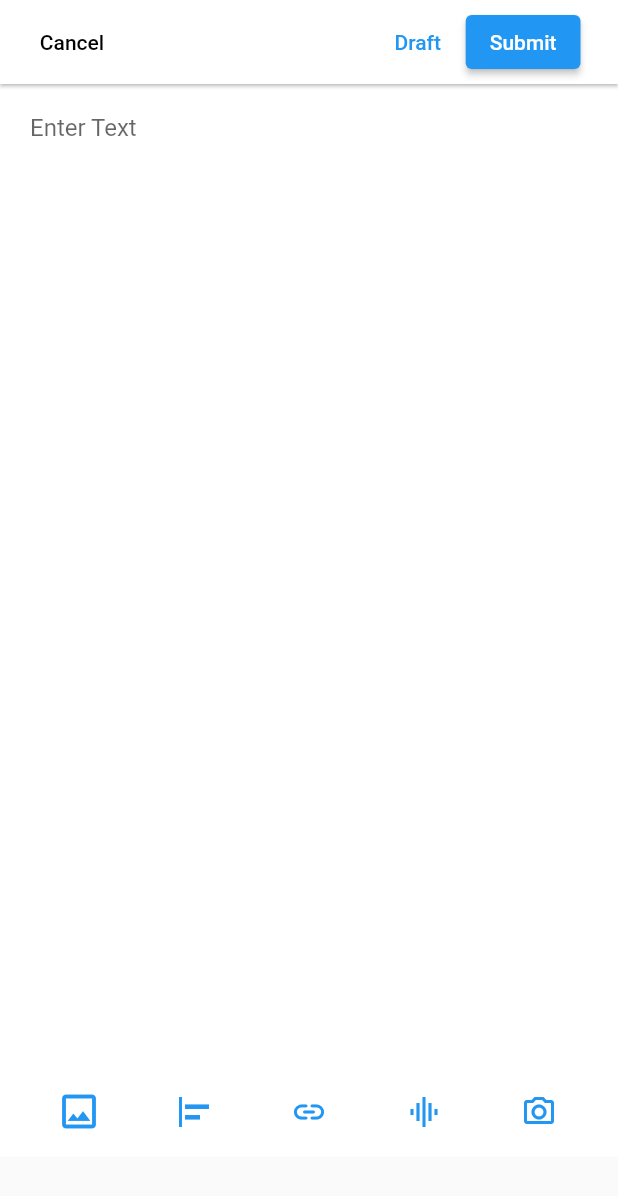
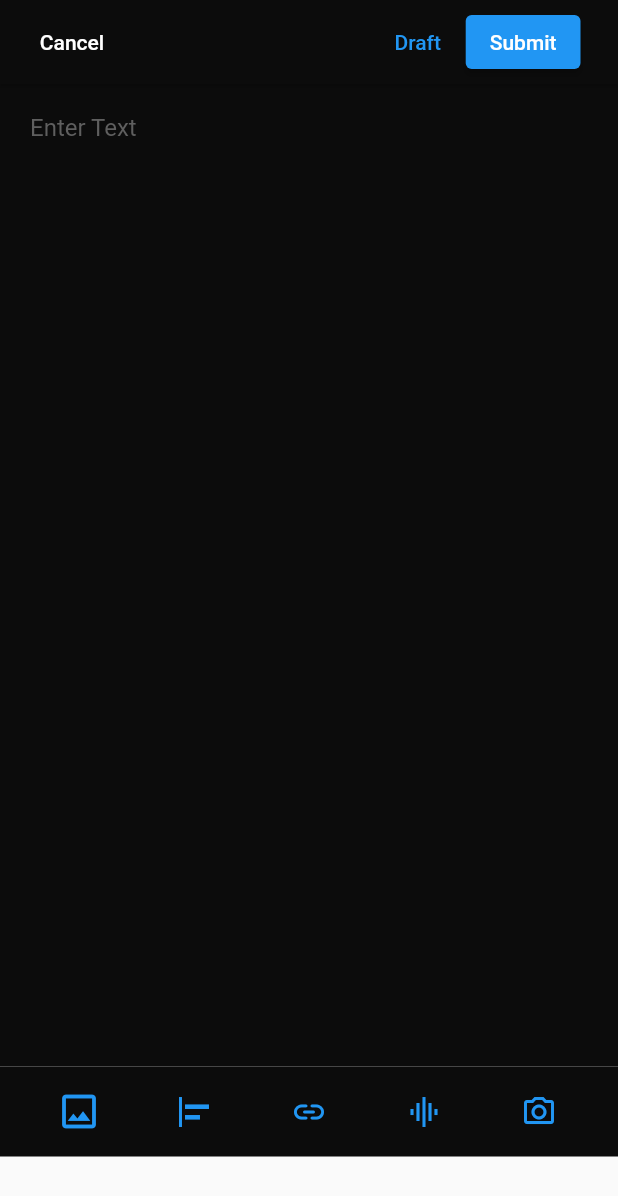
Before and after one commit to blackkiverson/UNI, a Flutter app: the MainPage screen opened directly, item 4 of the bottom bar chosen, after a tap on the "add" icon, on a phone screen of 412 x 824 dp. Shown: the top 1196 px of the screen. Run offline on Flutter 3.47's test engine with Material 2 defaults, Android fonts, the light colour scheme and no system bars.

Commit message:
started the user profile

```diff
--- a/lib/pages/home/dm_page.dart
+++ b/lib/pages/home/dm_page.dart
@@ -53,7 +53,7 @@ class _DmPageState extends State<DmPage> {
         ),
         Container(
           padding: EdgeInsets.fromLTRB(0, 0, 57, 15),
-          color: Color.fromARGB(255, 19, 19, 19),
+          color: Color.fromARGB(255, 12, 12, 12),
           child: Padding(
             padding: EdgeInsets.fromLTRB(55, 8, 0, 0),
             child: Container(
@@ -62,7 +62,7 @@ class _DmPageState extends State<DmPage> {
               alignment: Alignment.center,
               decoration: BoxDecoration(
                   borderRadius: BorderRadius.circular(20),
-                  color: Colors.grey.shade800),
+                  color: Color.fromARGB(255, 49, 52, 53)),
               child: Padding(
                 padding: EdgeInsets.fromLTRB(20, 0, 2, 0),
                 child: TextField(
@@ -72,7 +72,7 @@ class _DmPageState extends State<DmPage> {
                     suffixIcon:
                         IconButton(onPressed: () {}, icon: Icon(Icons.search)),
                     hintText: "Search for a people or groups",
-                    hintStyle: TextStyle(color: Colors.white),
+                    hintStyle: TextStyle(color: Color.fromARGB(255, 180, 180, 180)),
 
                   ),
                 ),
--- a/lib/pages/home/main_page.dart
+++ b/lib/pages/home/main_page.dart
@@ -29,13 +29,13 @@ class _MainPageState extends State<MainPage> {
       key: scaffoldKey,
       drawer: SideProfile(),
       body: pages[currentindex],
-      backgroundColor: Colors.grey.shade500,
+      backgroundColor: Color.fromARGB(255, 70, 70, 70),
       bottomNavigationBar: BottomNavigationBar(
         onTap: onTap,
         currentIndex: currentindex,
         selectedItemColor: Colors.blue.shade400,
         unselectedItemColor: Colors.white,
-        backgroundColor: Colors.black,
+        backgroundColor: Color.fromARGB(255, 12, 12, 12),
         showSelectedLabels: false,
         showUnselectedLabels: false,
         iconSize: 30,
@@ -51,10 +51,9 @@ class _MainPageState extends State<MainPage> {
               label: "Message", icon: Icon(Icons.mail_outlined))
         ],
       ),
-      // drawer: SideProfile(),
       appBar: AppBar(
         elevation: 0,
-        backgroundColor: Colors.black,
+        backgroundColor: Color.fromARGB(255, 12, 12, 12),
         leading: Padding(
           padding: const EdgeInsets.fromLTRB(20, 0, 0, 0),
           child: CircleAvatar(
--- a/lib/pages/home/post_page.dart
+++ b/lib/pages/home/post_page.dart
@@ -17,11 +17,9 @@ class _PostPageState extends State<PostPage> {
       //Creating the top elements for page
       appBar: AppBar(
         elevation: 1,
-        backgroundColor: Colors.white,
-        leadingWidth: 0,
-        title: Align(
-          alignment: Alignment.centerLeft,
-          child: TextButton(
+        backgroundColor: Color.fromARGB(255, 12, 12, 12),
+        automaticallyImplyLeading: false,
+        title: TextButton(
           onPressed: () {
             Navigator.push(
                 context,
@@ -29,8 +27,8 @@ class _PostPageState extends State<PostPage> {
                   builder: (context) => const MainPage(),
                 ));
           },
-            child: Text("Cancel", style: TextStyle(color: Colors.black)),
-          ),
+          child: Text("Cancel",
+              style: TextStyle(color: Colors.white)),
         ),
         actions: [
           Align(
@@ -61,22 +59,25 @@ class _PostPageState extends State<PostPage> {
               height: 655,
               alignment: Alignment.topCenter,
               decoration: BoxDecoration(
-                color: Colors.white,
+                color: Color.fromARGB(255, 12, 12, 12),
               ),
               child: TextField(
+                style: TextStyle(color: Colors.white),
                 minLines: 1,
                 maxLines: null,
                 decoration: InputDecoration(
                     border: InputBorder.none,
-                  contentPadding: EdgeInsetsDirectional.fromSTEB(20, 10, 20, 0),
+                    contentPadding:
+                        EdgeInsetsDirectional.fromSTEB(20, 10, 20, 0),
                     hintText: "Enter Text",
-                ),
+                    hintStyle:
+                        TextStyle(color: Color.fromARGB(255, 95, 95, 95))),
               ),
             ),
             Container(
               // constraints: BoxConstraints.expand(height: 60),
               height: 60,
-              decoration: BoxDecoration(color: Colors.white),
+              decoration: BoxDecoration(color: Color.fromARGB(255, 12, 12, 12)),
               child: Row(
                 mainAxisAlignment: MainAxisAlignment.spaceEvenly,
                 children: [
--- a/lib/pages/home/profile_drawer.dart
+++ b/lib/pages/home/profile_drawer.dart
@@ -1,7 +1,7 @@
 import 'package:flutter/material.dart';
 
 class SideProfile extends StatefulWidget {
-  const SideProfile({ Key? key }) : super(key: key);
+  const SideProfile({Key? key}) : super(key: key);
 
   @override
   State<SideProfile> createState() => _SideProfileState();
@@ -11,9 +11,76 @@ class _SideProfileState extends State<SideProfile> {
   @override
   Widget build(BuildContext context) {
     return Drawer(
-      child: Container(
-        color: Colors.blue,
-      )
+      backgroundColor: Color.fromARGB(255, 42, 61, 77),
+      child: ListView(
+        children: [
+          DrawerHeader(
+            margin: EdgeInsets.only(bottom: 5),
+            child: Stack(
+              children: [
+                Align(
+                  alignment: Alignment.topLeft,
+                  child: Padding(
+                    padding: EdgeInsets.fromLTRB(15, 0, 0, 5),
+                    child: CircleAvatar(
+                      radius: 25,
+                      backgroundColor: Colors.blue,
+                      child: IconButton(
+                        onPressed: () {},
+                        icon: const Icon(
+                          Icons.person,
+                          size: 30,
+                        ),
+                      ),
+                      // foregroundImage: const AssetImage("img/wpone.jpg"),
+                    ),
+                  ),
+                ),
+                Align(
+                  alignment: Alignment.centerLeft,
+                  child: TextButton(
+                    onPressed: () {},
+                    child: Text(
+                      "Samuel Onyebuchi-Igbokwe",
+                      style: TextStyle(
+                          color: Colors.white, fontWeight: FontWeight.w600),
+                    ),
+                  ),
+                ),
+                Row(
+                  mainAxisAlignment: MainAxisAlignment.start,
+                  children: [
+                    Align(
+                      alignment: Alignment.bottomLeft,
+                      child: TextButton(
+                        onPressed: () {},
+                        child: Text(
+                          "200 Following",
+                          style: TextStyle(
+                              color: Color.fromARGB(255, 190, 190, 190),
+                              fontWeight: FontWeight.w400),
+                        ),
+                      ),
+                    ),
+                    Align(
+                      alignment: Alignment.bottomCenter,
+                      child: TextButton(
+                          onPressed: () {},
+                          child: Text(
+                            "200 Followers",
+                            style: TextStyle(
+                                color: Color.fromARGB(255, 190, 190, 190),
+                                fontWeight: FontWeight.w400),
+                          )),
+                    ),
+                  ],
+                ),
+              ],
+            ),
+          ),
+          ListTile(),
+        ],
+      ),
     );
   }
 }
--- a/lib/pages/home/search_page.dart
+++ b/lib/pages/home/search_page.dart
@@ -62,7 +62,7 @@ class _SearchPageState extends State<SearchPage> {
         ),
         Container(
           padding: EdgeInsets.fromLTRB(0, 0, 57, 15),
-          color: Colors.black,
+          color: Color.fromARGB(255, 12, 12, 12),
           child: Padding(
             padding: EdgeInsets.fromLTRB(55, 8, 0, 0),
             child: Container(
--- a/lib/widgets/dm_card.dart
+++ b/lib/widgets/dm_card.dart
@@ -21,7 +21,7 @@ class _DmCardState extends State<DmCard> {
   @override
   Widget build(BuildContext context) {
     return Card(
-      color: Colors.black,
+      color: Color.fromARGB(255, 12, 12, 12),
       clipBehavior: Clip.antiAlias,
       margin: const EdgeInsets.fromLTRB(0, 0.5, 0, 0.4),
       child: ListTile(
--- a/lib/widgets/post_card.dart
+++ b/lib/widgets/post_card.dart
@@ -29,7 +29,7 @@ class _PostCardState extends State<PostCard> {
   @override
   Widget build(BuildContext context) {
     return Card(
-      color: Colors.black,
+      color: Color.fromARGB(255, 12, 12, 12),
       clipBehavior: Clip.antiAlias,
       margin: const EdgeInsets.fromLTRB(0, 1, 0, 0.4),
       child: Column(
@@ -95,7 +95,7 @@ class _PostCardState extends State<PostCard> {
           ),
           widget.postImage != ""&& widget.postImage != null
               ? Padding(
-                  padding: const EdgeInsets.fromLTRB(75, 0, 20, 0),
+                  padding: const EdgeInsets.fromLTRB(75, 0, 20, 10),
                   child: Image(
                     image: AssetImage(widget.postImage!),
                     fit: BoxFit.cover,
```
Lines whose indentation alone changed are shown as unchanged.
